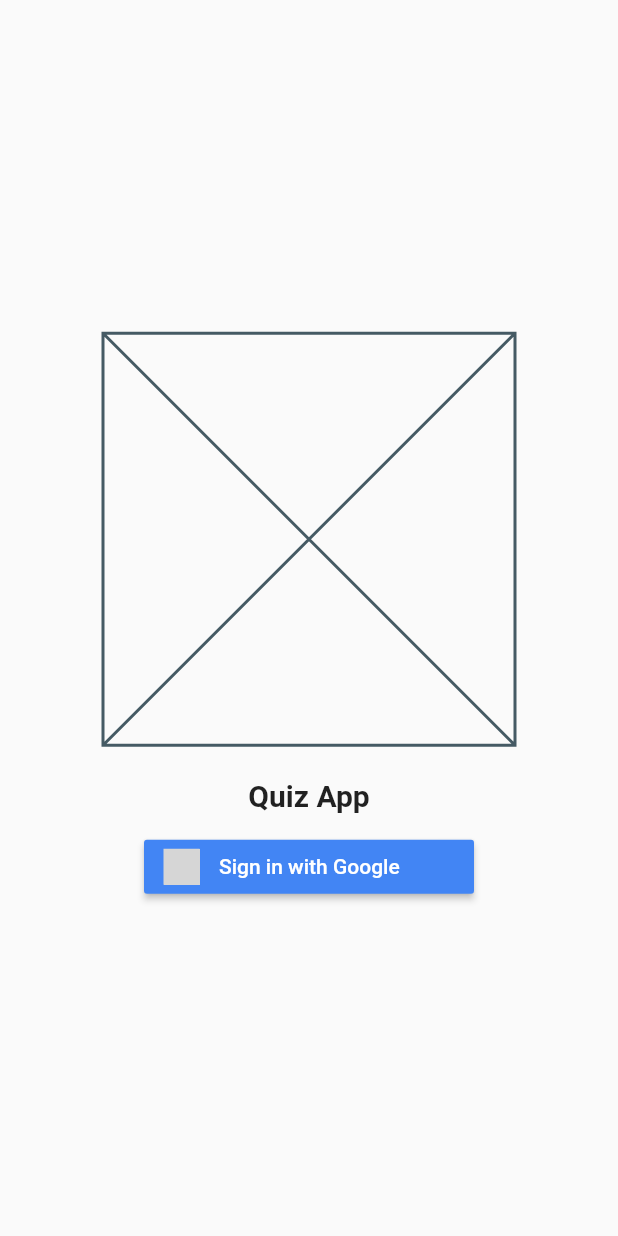
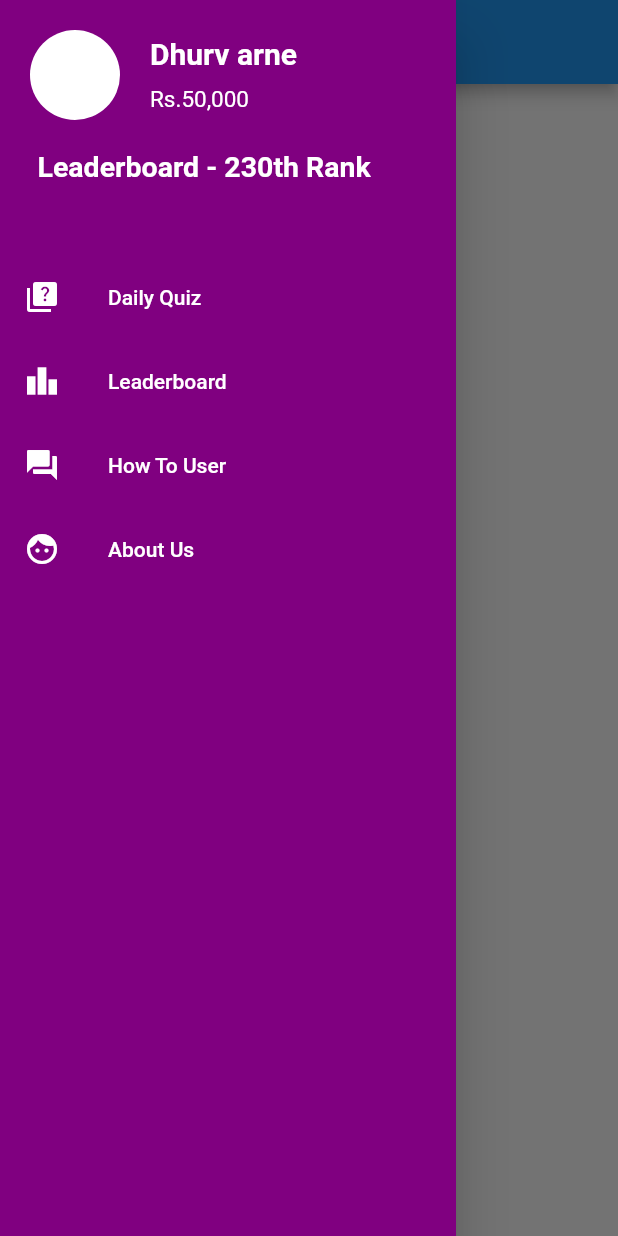
Before and after one commit to flutterkage2k/flutterfirebasequiz230123, a Flutter app: the screen it shows after launch, with the side drawer open (before the commit the screen has no drawer), on a phone screen of 412 x 824 dp. Run offline on Flutter 3.47's test engine with Material 2 defaults, Android fonts, the phone set to English and light mode, and no system bars; drawn by our look-alikes of overlay_support; our stand-ins replace cloud_firestore, firebase_auth, firebase_core, flutter_signin_button, google_sign_in, internet_connection_checker and 1 more; accounts and stored records are empty; generated files the repository leaves out were written again; grey boxes are pictures that could not be loaded.

```diff
--- a/lib/main.dart
+++ b/lib/main.dart
@@ -1,7 +1,7 @@
 import 'package:firebase_core/firebase_core.dart';
 import 'package:flutter/material.dart';
 import 'package:flutterfirebasequiz230123/firebase_options.dart';
-import 'package:flutterfirebasequiz230123/screens/login.dart';
+import 'package:flutterfirebasequiz230123/screens/home_screen.dart';
 import 'package:overlay_support/overlay_support.dart';
 
 Future<void> main() async {
@@ -19,7 +19,7 @@ class MyApp extends StatelessWidget {
   Widget build(BuildContext context) {
     return OverlaySupport.global(
       child: MaterialApp(
-        home: LoginScreen(),
+        home: HomeScreen(),
       ),
     );
   }
--- /dev/null
+++ b/lib/screens/home_screen.dart
@@ -0,0 +1,19 @@
+import 'package:flutter/material.dart';
+import 'package:flutterfirebasequiz230123/widgets/sidenav_bar.dart';
+
+class HomeScreen extends StatefulWidget {
+  const HomeScreen({Key? key}) : super(key: key);
+
+  @override
+  State<HomeScreen> createState() => _HomeScreenState();
+}
+
+class _HomeScreenState extends State<HomeScreen> {
+  @override
+  Widget build(BuildContext context) {
+    return Scaffold(
+      appBar: AppBar(),
+      drawer: SideNav(),
+    );
+  }
+}
--- /dev/null
+++ b/lib/widgets/sidenav_bar.dart
@@ -0,0 +1,98 @@
+import 'package:flutter/material.dart';
+
+class SideNav extends StatelessWidget {
+  const SideNav({Key? key}) : super(key: key);
+
+  @override
+  Widget build(BuildContext context) {
+    return Drawer(
+      child: Container(
+        color: Color.fromRGBO(128, 0, 128, 1),
+        child: ListView(
+          // padding: EdgeInsets.symmetric(horizontal: 20),
+          children: [
+            Container(
+              padding: EdgeInsets.symmetric(horizontal: 20, vertical: 20),
+              child: Row(
+                children: [
+                  const CircleAvatar(
+                    radius: 30,
+                    backgroundColor: Colors.white,
+                  ),
+                  const SizedBox(
+                    width: 20,
+                  ),
+                  Column(
+                    crossAxisAlignment: CrossAxisAlignment.start,
+                    children: [
+                      const Text(
+                        "Dhurv arne",
+                        style: TextStyle(
+                          color: Colors.white,
+                          fontSize: 20,
+                          fontWeight: FontWeight.bold,
+                        ),
+                      ),
+                      const SizedBox(
+                        height: 10,
+                      ),
+                      const Text(
+                        "Rs.50,000",
+                        style: TextStyle(color: Colors.white, fontSize: 15),
+                      ),
+                    ],
+                  )
+                ],
+              ),
+            ),
+            Container(
+              padding: EdgeInsets.only(left: 25),
+              child: Text(
+                'Leaderboard - 230th Rank',
+                style: TextStyle(
+                  color: Colors.white,
+                  fontSize: 19,
+                  fontWeight: FontWeight.bold,
+                ),
+              ),
+            ),
+            SizedBox(
+              height: 48,
+            ),
+            listItem(
+              label: "Daily Quiz",
+              icon: Icons.quiz,
+            ),
+            listItem(
+              label: "Leaderboard",
+              icon: Icons.leaderboard,
+            ),
+            listItem(
+              label: "How To User",
+              icon: Icons.question_answer,
+            ),
+            listItem(
+              label: "About Us",
+              icon: Icons.face,
+            )
+          ],
+        ),
+      ),
+    );
+  }
+
+  Widget listItem({required String label, required IconData icon}) {
+    final color = Colors.white;
+    final hovercolor = Colors.white60;
+
+    return ListTile(
+      leading: Icon(icon, color: color),
+      hoverColor: hovercolor,
+      title: Text(
+        label,
+        style: TextStyle(color: color),
+      ),
+      onTap: () {},
+    );
+  }
+}
```
